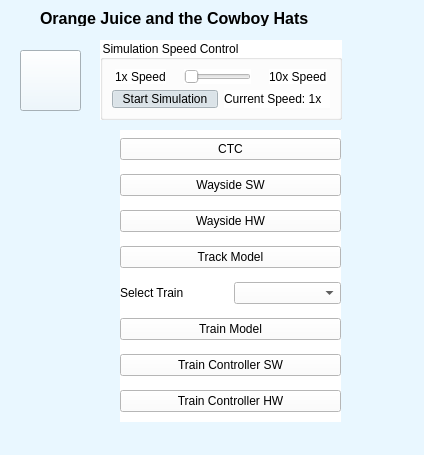
Old version of the form MainUI.ui in the repository asmithie13/ECE-1140.
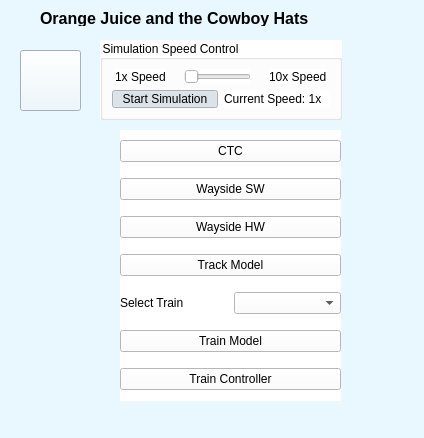
New version of the form. Icons and pictures are not drawn.

Commit message: UI updated to only have one Train Controller open button, and only open it when a train exists

Diff of the .ui file:
```diff
--- a/MainUI.ui
+++ b/MainUI.ui
@@ -7,7 +7,7 @@
     <x>0</x>
     <y>0</y>
     <width>424</width>
-    <height>455</height>
+    <height>438</height>
    </rect>
   </property>
   <property name="windowTitle">
@@ -178,7 +178,7 @@
       <x>120</x>
       <y>130</y>
       <width>221</width>
-      <height>292</height>
+      <height>271</height>
      </rect>
     </property>
     <property name="styleSheet">
@@ -227,19 +227,6 @@
        </property>
       </widget>
      </item>
-     <item row="8" column="0">
-      <widget class="QPushButton" name="TrainControllerHW_Button">
-       <property name="styleSheet">
-        <string notr="true">
-    background-color: white;
-
-</string>
-       </property>
-       <property name="text">
-        <string>Train Controller HW</string>
-       </property>
-      </widget>
-     </item>
      <item row="5" column="0">
       <layout class="QGridLayout" name="gridLayout_2">
        <item row="0" column="0">
@@ -276,7 +263,7 @@
 </string>
        </property>
        <property name="text">
-        <string>Train Controller SW</string>
+        <string>Train Controller</string>
        </property>
       </widget>
      </item>
```
Left out of the diff: 2 changed lines with no effect on the pictures. The commit also changes 1 other file.
